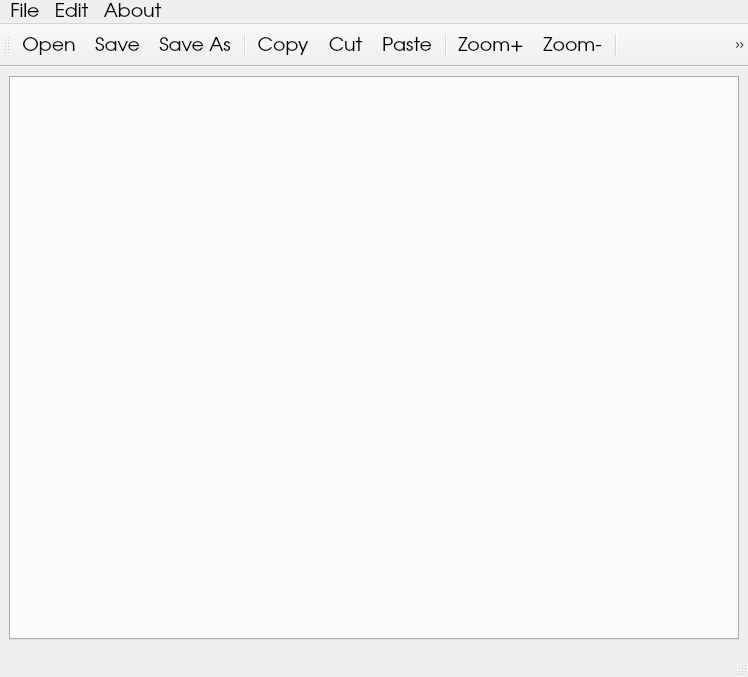
Above: src/kamakura.ui from msbCyricTohoku/Kamakura-- before the change. Below: the same form after it.
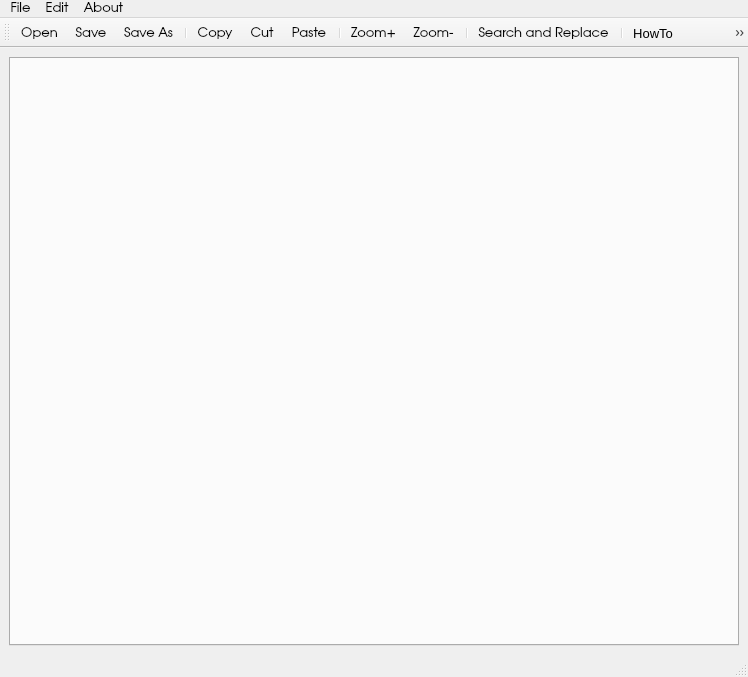
That is the form after the change. Icons and pictures are not drawn. Custom widgets are drawn as their Qt base class.

Patch:
```diff
--- a/src/kamakura.ui
+++ b/src/kamakura.ui
@@ -12,7 +12,7 @@
   </property>
   <property name="font">
    <font>
-    <pointsize>16</pointsize>
+    <pointsize>10</pointsize>
    </font>
   </property>
   <property name="windowTitle">
@@ -22,7 +22,7 @@
    <property name="font">
     <font>
      <family>TeX Gyre Adventor</family>
-     <pointsize>14</pointsize>
+     <pointsize>10</pointsize>
     </font>
    </property>
    <layout class="QHBoxLayout" name="horizontalLayout_3" stretch="0">
@@ -36,7 +36,7 @@
         <property name="font">
          <font>
           <family>TeX Gyre Adventor</family>
-          <pointsize>14</pointsize>
+          <pointsize>10</pointsize>
          </font>
         </property>
        </widget>
@@ -57,14 +57,14 @@
    <property name="font">
     <font>
      <family>TeX Gyre Adventor</family>
-     <pointsize>14</pointsize>
+    <pointsize>10</pointsize>
     </font>
    </property>
    <widget class="QMenu" name="menuFile">
     <property name="font">
      <font>
       <family>TeX Gyre Adventor</family>
-      <pointsize>14</pointsize>
+      <pointsize>10</pointsize>
      </font>
     </property>
     <property name="title">
@@ -77,7 +77,7 @@
     <property name="font">
      <font>
       <family>TeX Gyre Adventor</family>
-      <pointsize>14</pointsize>
+      <pointsize>10</pointsize>
      </font>
     </property>
     <property name="title">
@@ -96,7 +96,7 @@
     <property name="font">
      <font>
       <family>TeX Gyre Adventor</family>
-      <pointsize>14</pointsize>
+      <pointsize>10</pointsize>
      </font>
     </property>
     <property name="title">
@@ -112,14 +112,14 @@
   <widget class="QStatusBar" name="statusbar">
    <property name="font">
     <font>
-     <pointsize>14</pointsize>
+     <pointsize>10</pointsize>
     </font>
    </property>
   </widget>
   <widget class="QToolBar" name="toolBar">
    <property name="font">
     <font>
-     <pointsize>18</pointsize>
+     <pointsize>10</pointsize>
     </font>
    </property>
    <property name="windowTitle">
@@ -160,7 +160,7 @@
    <property name="font">
     <font>
      <family>TeX Gyre Adventor</family>
-     <pointsize>14</pointsize>
+     <pointsize>10</pointsize>
     </font>
    </property>
    <property name="shortcut">
@@ -178,7 +178,7 @@
    <property name="font">
     <font>
      <family>TeX Gyre Adventor</family>
-     <pointsize>14</pointsize>
+     <pointsize>10</pointsize>
     </font>
    </property>
    <property name="shortcut">
@@ -196,7 +196,7 @@
    <property name="font">
     <font>
      <family>TeX Gyre Adventor</family>
-     <pointsize>14</pointsize>
+     <pointsize>10</pointsize>
     </font>
    </property>
    <property name="shortcut">
@@ -214,7 +214,7 @@
    <property name="font">
     <font>
      <family>TeX Gyre Adventor</family>
-     <pointsize>14</pointsize>
+     <pointsize>10</pointsize>
     </font>
    </property>
    <property name="shortcut">
@@ -232,7 +232,7 @@
    <property name="font">
     <font>
      <family>TeX Gyre Adventor</family>
-     <pointsize>14</pointsize>
+     <pointsize>10</pointsize>
     </font>
    </property>
    <property name="shortcut">
@@ -250,7 +250,7 @@
    <property name="font">
     <font>
      <family>TeX Gyre Adventor</family>
-     <pointsize>14</pointsize>
+     <pointsize>10</pointsize>
     </font>
    </property>
    <property name="shortcut">
@@ -268,7 +268,7 @@
    <property name="font">
     <font>
      <family>TeX Gyre Adventor</family>
-     <pointsize>14</pointsize>
+     <pointsize>10</pointsize>
     </font>
    </property>
    <property name="shortcut">
@@ -286,7 +286,7 @@
    <property name="font">
     <font>
      <family>TeX Gyre Adventor</family>
-     <pointsize>14</pointsize>
+     <pointsize>10</pointsize>
     </font>
    </property>
    <property name="shortcut">
@@ -304,7 +304,7 @@
    <property name="font">
     <font>
      <family>TeX Gyre Adventor</family>
-     <pointsize>14</pointsize>
+     <pointsize>10</pointsize>
     </font>
    </property>
    <property name="shortcut">
@@ -322,7 +322,7 @@
    <property name="font">
     <font>
      <family>TeX Gyre Adventor</family>
-     <pointsize>14</pointsize>
+     <pointsize>10</pointsize>
     </font>
    </property>
    <property name="shortcut">
@@ -340,7 +340,7 @@
    <property name="font">
     <font>
      <family>TeX Gyre Adventor</family>
-     <pointsize>14</pointsize>
+     <pointsize>10</pointsize>
     </font>
    </property>
    <property name="shortcut">
```
